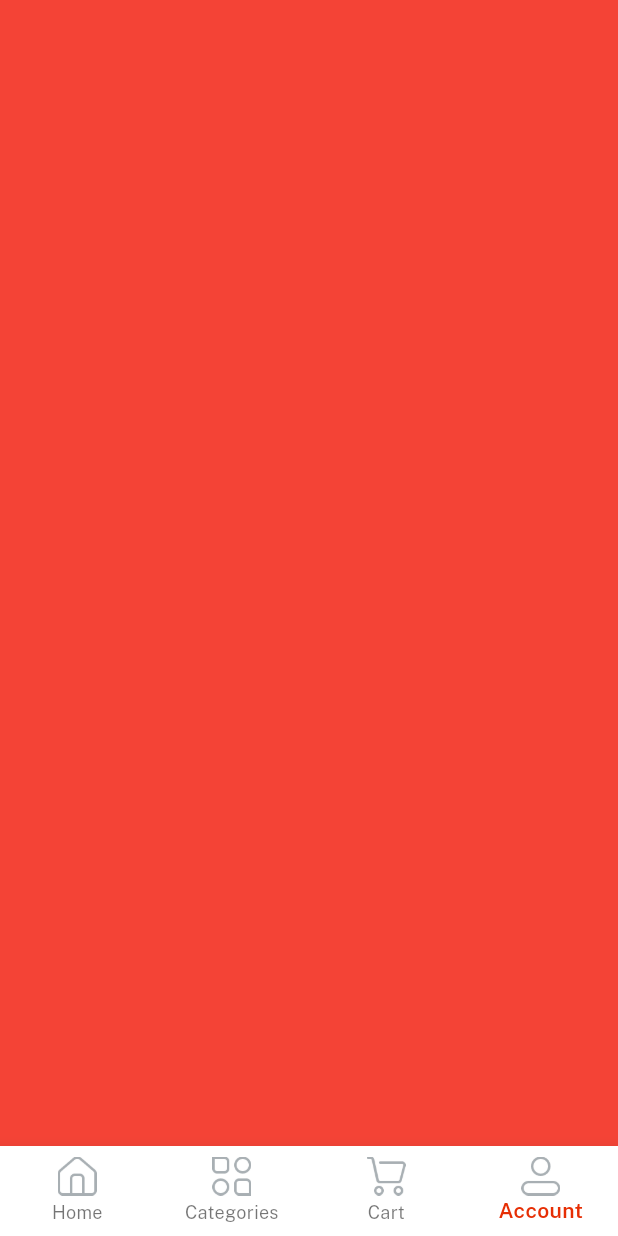
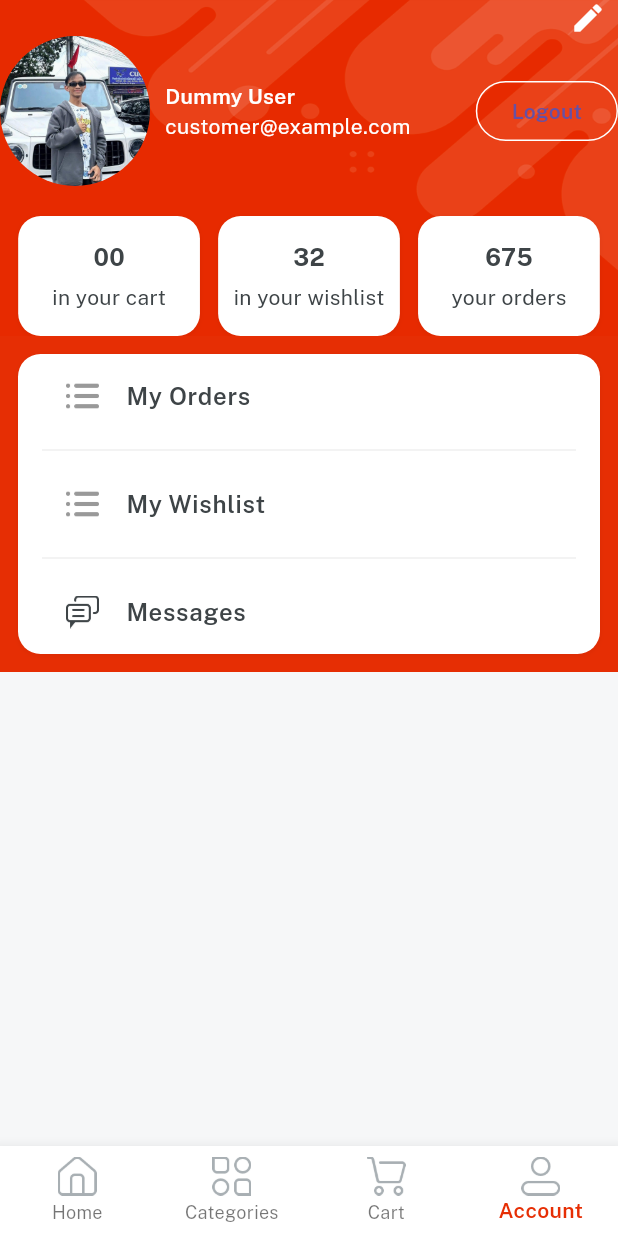
Before and after one commit to ASR-14/Flutter_eCommerce_app, a Flutter app: the Home screen opened directly, item 4 of the bottom bar chosen, on a phone screen of 412 x 824 dp. Run offline on Flutter 3.47's test engine with Material 3 defaults, Android fonts, the phone set to English and light mode, and no system bars; our stand-ins replace get, velocity_x.

Commit message:
update UI

```diff
--- a/lib/consts/images.dart
+++ b/lib/consts/images.dart
@@ -38,7 +38,8 @@ const icProfile = "assets/icons/profile.png";
 const icRefund = "assets/icons/refund.png";
 const icSearch = "assets/icons/search.png";
 const icShop = "assets/icons/shop.png";
-const icSplashBg = "assets/icons/splash_login_registration_background_image.png";
+const icSplashBg =
+    "assets/icons/splash_login_registration_background_image.png";
 const icSquareLogo = "assets/icons/square_logo.png";
 const icTodaysDeal = "assets/icons/todays_deal.png";
 const icTopCategories = "assets/icons/top_categories.png";
@@ -98,7 +99,7 @@ const imgPi2 = "assets/images/pi2.jpg";
 const imgPi3 = "assets/images/pi3.jpg";
 const imgPi4 = "assets/images/pi4.jpg";
 const imgPi5 = "assets/images/pi5.jpg";
-const imgProfile2 = "assets/images/profile_image_joya_ahsan.jpg";
+const imgProfile2 = "assets/images/my_profile_image.jpg";
 const imgProfile = "assets/images/profile_image.png";
 const imgRavePayment = "assets/images/rave_payment.png";
 const imgRozarpay = "assets/images/rozarpay.png";
--- a/lib/consts/lists.dart
+++ b/lib/consts/lists.dart
@@ -43,3 +43,6 @@ const itemDetailButtonList = [
   returnpolicy,
   supportPolicy
 ];
+
+const profileButtonList = [orders, wishlist, message];
+const profileButtonsIcon = [icOrder, icOrder, icMessages];
--- a/lib/consts/strings.dart
+++ b/lib/consts/strings.dart
@@ -56,3 +56,6 @@ const video = "Video",
     returnpolicy = "Return Policy",
     supportPolicy = "Support Policy",
     productsyoumaylike = "Products you may also like";
+
+//profile strings
+const wishlist = "My Wishlist", orders = "My Orders", message = "Messages";
--- a/lib/views/cart_screen/cart_screen.dart
+++ b/lib/views/cart_screen/cart_screen.dart
@@ -1,4 +1,5 @@
 import 'package:flutter/material.dart';
+import 'package:flutter_ecommerce/consts/consts.dart';
 
 class CartScreen extends StatelessWidget {
   const CartScreen({super.key});
@@ -6,7 +7,12 @@ class CartScreen extends StatelessWidget {
   @override
   Widget build(BuildContext context) {
     return Container(
-      color: Colors.purple,
+      color: Colors.white,
+      child: "Cart is Empty!"
+          .text
+          .fontFamily(semibold)
+          .color(darkFontGrey)
+          .makeCentered(),
     );
   }
 }
--- /dev/null
+++ b/lib/views/profile_screen/components/details_card.dart
@@ -0,0 +1,20 @@
+import 'package:flutter_ecommerce/consts/consts.dart';
+
+Widget detailsCard({width, String? count, String? title}) {
+  return Column(
+    mainAxisAlignment: MainAxisAlignment.center,
+    children: [
+      count!.text.fontFamily(bold).color(darkFontGrey).size(16).make(),
+      5.heightBox,
+      title!.text.color(darkFontGrey).make(),
+    ],
+  )
+      .box
+      .white
+      .rounded
+      .width(width)
+      .height(80)
+      .padding(EdgeInsets.all(4))
+      .shadowSm
+      .make();
+}
--- a/lib/views/profile_screen/profile_screen.dart
+++ b/lib/views/profile_screen/profile_screen.dart
@@ -1,12 +1,108 @@
 import 'package:flutter/material.dart';
+import 'package:flutter_ecommerce/consts/consts.dart';
+import 'package:flutter_ecommerce/consts/lists.dart';
+import 'package:flutter_ecommerce/views/profile_screen/components/details_card.dart';
+import 'package:flutter_ecommerce/widgets_common/bg_widget.dart';
 
 class ProfileScreen extends StatelessWidget {
   const ProfileScreen({super.key});
 
   @override
   Widget build(BuildContext context) {
-    return Container(
-      color: Colors.red,
-    );
+    return bgWidget(
+        child: Scaffold(
+      body: SafeArea(
+          child: Column(
+        children: [
+          //edit profile
+          Padding(
+            padding: const EdgeInsets.symmetric(horizontal: 8.0),
+            child: const Align(
+              alignment: Alignment.topRight,
+              child: Icon(
+                Icons.edit,
+                color: whiteColor,
+              ),
+            ).onTap(() {}),
+          ),
+          //user detail
+          Row(
+            children: [
+              Image.asset(imgProfile2, width: 100, fit: BoxFit.cover)
+                  .box
+                  .roundedFull
+                  .clip(Clip.antiAlias)
+                  .make(),
+              10.widthBox,
+              Expanded(
+                  child: Column(
+                crossAxisAlignment: CrossAxisAlignment.start,
+                children: [
+                  "Dummy User".text.fontFamily(semibold).white.make(),
+                  "customer@example.com".text.white.make(),
+                ],
+              )),
+              OutlinedButton(
+                  style: OutlinedButton.styleFrom(
+                      side: const BorderSide(color: whiteColor)),
+                  onPressed: () {},
+                  child: "Logout".text.fontFamily(semibold).make()),
+            ],
+          ),
+          20.heightBox,
+          Row(
+            mainAxisAlignment: MainAxisAlignment.spaceEvenly,
+            children: [
+              detailsCard(
+                  count: "00",
+                  title: "in your cart",
+                  width: context.screenWidth / 3.4),
+              detailsCard(
+                  count: "32",
+                  title: "in your wishlist",
+                  width: context.screenWidth / 3.4),
+              detailsCard(
+                  count: "675",
+                  title: "your orders",
+                  width: context.screenWidth / 3.4),
+            ],
+          ),
+
+          //buttons section
+          ListView.separated(
+            shrinkWrap: true,
+            separatorBuilder: (context, index) {
+              return const Divider(
+                color: lightGrey,
+              );
+            },
+            itemCount: profileButtonList.length,
+            itemBuilder: (context, index) {
+              return ListTile(
+                leading: Image.asset(
+                  profileButtonsIcon[index],
+                  width: 22,
+                ),
+                title: profileButtonList[index]
+                    .text
+                    .fontFamily(semibold)
+                    .color(darkFontGrey)
+                    .make(),
+              );
+            },
+          )
+              .box
+              .white
+              .rounded
+              .margin(const EdgeInsets.all(12))
+              .padding(const EdgeInsets.symmetric(horizontal: 16))
+              .shadowSm
+              .make()
+              .box
+              .color(redColor)
+              .make(),
+        ],
+      )),
+    ));
   }
 }
```
Also changed, not shown: assets/images/my_profile_image.jpg (added), assets/images/profile_image_joya_ahsan.jpg (deleted).
